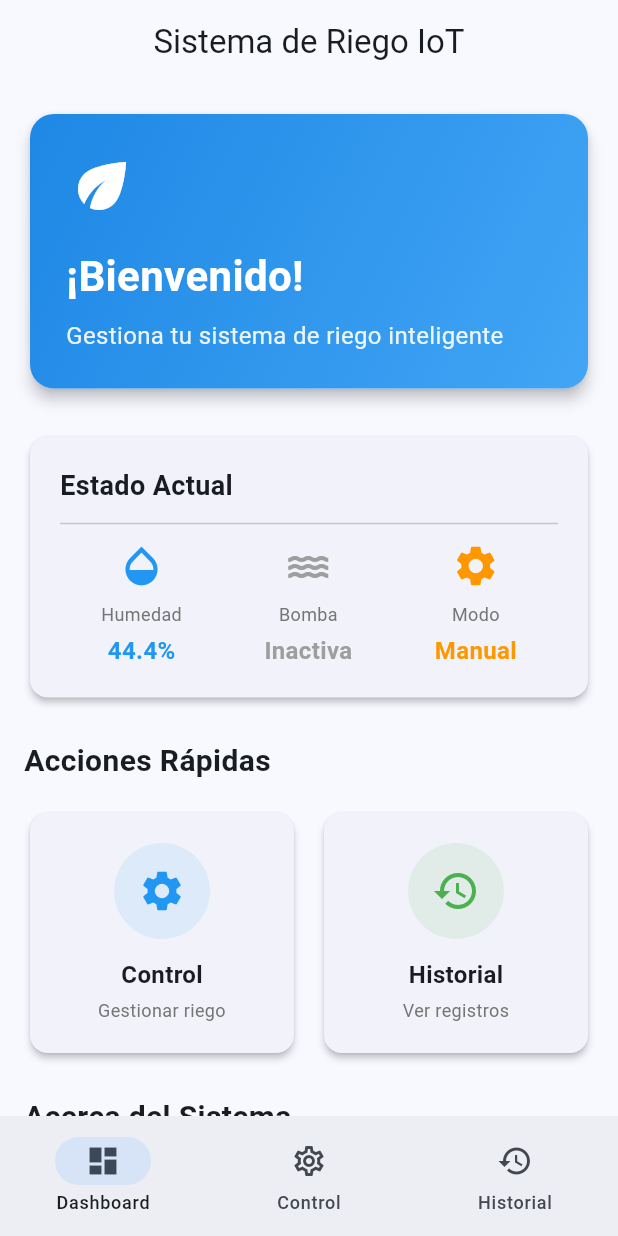
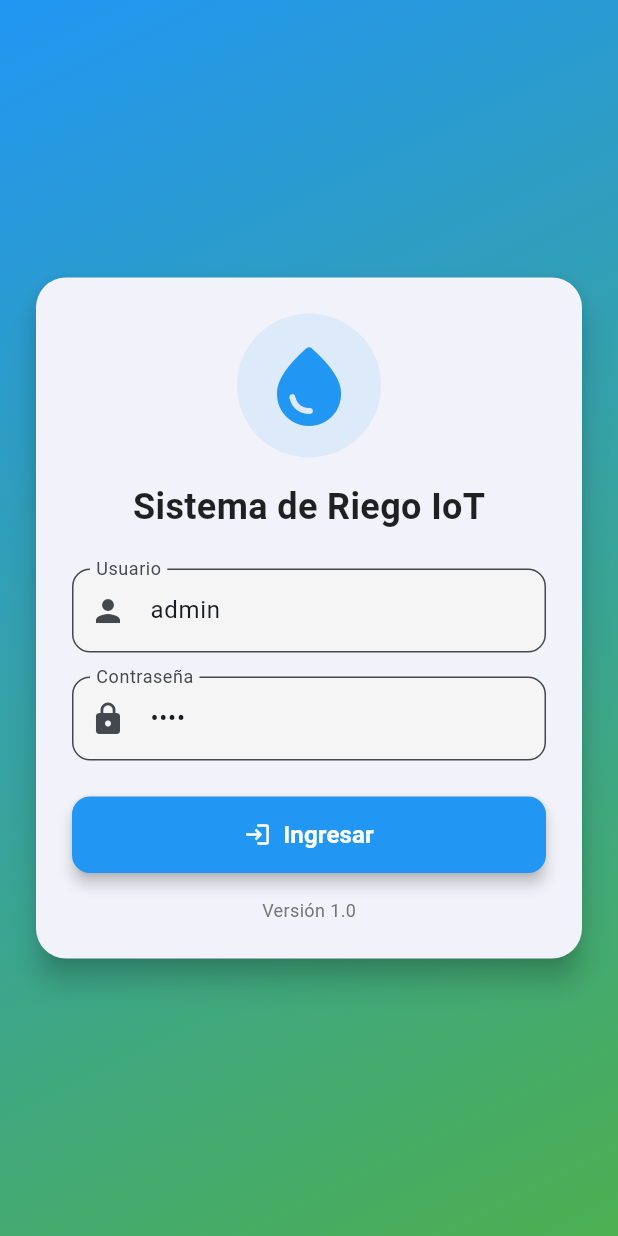
Before and after one commit to AxelAlmonteCuba/HydroMate, a Flutter app: the screen it shows after launch, on a phone screen of 412 x 824 dp. Run offline on Flutter 3.47's test engine with Material 3 defaults, Android fonts, the phone set to English and light mode, and no system bars.

Commit message:
inciio sesion

```diff
--- a/lib/main.dart
+++ b/lib/main.dart
@@ -27,7 +27,6 @@ class MyApp extends StatelessWidget {
   Widget build(BuildContext context) {
     return MultiProvider(
       providers: [
-        // Providers
         ChangeNotifierProvider(
           create: (_) => IrrigationHistoryProvider(IrrigationHistoryRepository()),
         ),
@@ -44,28 +43,11 @@ class MyApp extends StatelessWidget {
             brightness: Brightness.light,
           ),
           useMaterial3: true,
-          cardTheme: CardThemeData(
-            elevation: 2,
-            shape: RoundedRectangleBorder(
-              borderRadius: BorderRadius.circular(12),
         ),
-          ),
-          appBarTheme: const AppBarTheme(
-            centerTitle: true,
-            elevation: 0,
-          ),
-          elevatedButtonTheme: ElevatedButtonThemeData(
-            style: ElevatedButton.styleFrom(
-              elevation: 2,
-              padding: const EdgeInsets.symmetric(horizontal: 24, vertical: 12),
-              shape: RoundedRectangleBorder(
-                borderRadius: BorderRadius.circular(12),
-              ),
-            ),
-          ),
-        ),
-        home: const HomeScreen(),
+        initialRoute: '/login',
         routes: {
+          '/login': (context) => const LoginScreen(),
+          '/home': (context) => const HomeScreen(),
           '/history': (context) => const IrrigationHistoryScreen(),
           '/operation': (context) => const OperationModeScreen(),
         },
@@ -74,8 +56,168 @@ class MyApp extends StatelessWidget {
   }
 }
 
+// =============
+// LOGIN SCREEN
+// =============
+class LoginScreen extends StatefulWidget {
+  const LoginScreen({super.key});
+
+  @override
+  State<LoginScreen> createState() => _LoginScreenState();
+}
+
+class _LoginScreenState extends State<LoginScreen> {
+  final _userController = TextEditingController(text: "admin");
+  final _passwordController = TextEditingController(text: "1234");
+  final _formKey = GlobalKey<FormState>();
+
+  void _login() {
+    if (_formKey.currentState!.validate()) {
+      final username = _userController.text.trim();
+      final password = _passwordController.text.trim();
+
+      if (username == "admin" && password == "1234") {
+        Navigator.pushReplacementNamed(context, '/home');
+      } else {
+        ScaffoldMessenger.of(context).showSnackBar(
+          const SnackBar(content: Text('Usuario o contraseña incorrectos')),
+        );
+      }
+    }
+  }
+
+  @override
+  Widget build(BuildContext context) {
+    return Scaffold(
+      body: Container(
+        decoration: const BoxDecoration(
+          gradient: LinearGradient(
+            colors: [Color(0xFF2196F3), Color(0xFF4CAF50)],
+            begin: Alignment.topLeft,
+            end: Alignment.bottomRight,
+          ),
+        ),
+        child: Center(
+          child: Card(
+            elevation: 8,
+            margin: const EdgeInsets.symmetric(horizontal: 24),
+            shape: RoundedRectangleBorder(
+              borderRadius: BorderRadius.circular(20),
+            ),
+            child: Padding(
+              padding: const EdgeInsets.all(24),
+              child: Form(
+                key: _formKey,
+                child: Column(
+                  mainAxisSize: MainAxisSize.min,
+                  children: [
+                    // Icono principal
+                    Container(
+                      padding: const EdgeInsets.all(16),
+                      decoration: BoxDecoration(
+                        color: Colors.blue.withOpacity(0.1),
+                        shape: BoxShape.circle,
+                      ),
+                      child: const Icon(
+                        Icons.water_drop_rounded,
+                        size: 64,
+                        color: Colors.blue,
+                      ),
+                    ),
+                    const SizedBox(height: 16),
+
+                    const Text(
+                      'Sistema de Riego IoT',
+                      style: TextStyle(
+                        fontSize: 24,
+                        fontWeight: FontWeight.bold,
+                        color: Colors.black87,
+                      ),
+                    ),
+                    const SizedBox(height: 24),
+
+                    // Campo usuario
+                    TextFormField(
+                      controller: _userController,
+                      decoration: InputDecoration(
+                        labelText: 'Usuario',
+                        prefixIcon: const Icon(Icons.person),
+                        filled: true,
+                        fillColor: Colors.grey[100],
+                        border: OutlineInputBorder(
+                          borderRadius: BorderRadius.circular(12),
+                        ),
+                      ),
+                      validator: (value) => value == null || value.isEmpty
+                          ? 'Ingrese un usuario'
+                          : null,
+                    ),
+                    const SizedBox(height: 16),
+
+                    // Campo contraseña
+                    TextFormField(
+                      controller: _passwordController,
+                      obscureText: true,
+                      decoration: InputDecoration(
+                        labelText: 'Contraseña',
+                        prefixIcon: const Icon(Icons.lock),
+                        filled: true,
+                        fillColor: Colors.grey[100],
+                        border: OutlineInputBorder(
+                          borderRadius: BorderRadius.circular(12),
+                        ),
+                      ),
+                      validator: (value) => value == null || value.isEmpty
+                          ? 'Ingrese una contraseña'
+                          : null,
+                    ),
+                    const SizedBox(height: 24),
+
+                    // Botón de login
+                    SizedBox(
+                      width: double.infinity,
+                      child: ElevatedButton.icon(
+                        style: ElevatedButton.styleFrom(
+                          padding: const EdgeInsets.symmetric(
+                              horizontal: 24, vertical: 14),
+                          backgroundColor: Colors.blue,
+                          shape: RoundedRectangleBorder(
+                            borderRadius: BorderRadius.circular(12),
+                          ),
+                          elevation: 4,
+                        ),
+                        onPressed: _login,
+                        icon: const Icon(Icons.login, color: Colors.white),
+                        label: const Text(
+                          'Ingresar',
+                          style: TextStyle(
+                              color: Colors.white,
+                              fontSize: 16,
+                              fontWeight: FontWeight.bold),
+                        ),
+                      ),
+                    ),
+                    const SizedBox(height: 16),
+                    Text(
+                      'Versión 1.0',
+                      style: TextStyle(
+                        color: Colors.grey[600],
+                        fontSize: 12,
+                      ),
+                    ),
+                  ],
+                ),
+              ),
+            ),
+          ),
+        ),
+      ),
+    );
+  }
+}
+
 // ============================================
-// Pantalla Principal con Navegación
+// PANTALLA PRINCIPAL
 // ============================================
 class HomeScreen extends StatefulWidget {
   const HomeScreen({super.key});
@@ -93,9 +235,23 @@ class _HomeScreenState extends State<HomeScreen> {
     IrrigationHistoryScreen(),
   ];
 
+  void _logout() {
+    Navigator.pushReplacementNamed(context, '/login');
+  }
+
   @override
   Widget build(BuildContext context) {
     return Scaffold(
+      appBar: AppBar(
+        title: const Text('Sistema de Riego IoT'),
+        actions: [
+          IconButton(
+            icon: const Icon(Icons.logout),
+            tooltip: 'Cerrar sesión',
+            onPressed: _logout,
+          ),
+        ],
+      ),
       body: IndexedStack(
         index: _selectedIndex,
         children: _screens,
@@ -129,19 +285,15 @@ class _HomeScreenState extends State<HomeScreen> {
   }
 }
 
-// ============================================
-// Dashboard Principal
-// ============================================
+// ============
+// DASHBOARD
+// ============
 class DashboardScreen extends StatelessWidget {
   const DashboardScreen({super.key});
 
   @override
   Widget build(BuildContext context) {
-    return Scaffold(
-      appBar: AppBar(
-        title: const Text('Sistema de Riego IoT'),
-      ),
-      body: SingleChildScrollView(
+    return SingleChildScrollView(
       padding: const EdgeInsets.all(16),
       child: Column(
         crossAxisAlignment: CrossAxisAlignment.start,
@@ -166,11 +318,7 @@ class DashboardScreen extends StatelessWidget {
               child: Column(
                 crossAxisAlignment: CrossAxisAlignment.start,
                 children: [
-                    const Icon(
-                      Icons.eco,
-                      size: 48,
-                      color: Colors.white,
-                    ),
+                  const Icon(Icons.eco, size: 48, color: Colors.white),
                   const SizedBox(height: 16),
                   const Text(
                     '¡Bienvenido!',
@@ -194,7 +342,7 @@ class DashboardScreen extends StatelessWidget {
           ),
           const SizedBox(height: 24),
 
-            // Resumen del estado actual
+          // Estado actual
           Consumer<OperationModeProvider>(
             builder: (context, provider, child) {
               return _StatusSummaryCard(
@@ -209,13 +357,9 @@ class DashboardScreen extends StatelessWidget {
           // Acciones rápidas
           const Text(
             'Acciones Rápidas',
-              style: TextStyle(
-                fontSize: 20,
-                fontWeight: FontWeight.bold,
-              ),
+            style: TextStyle(fontSize: 20, fontWeight: FontWeight.bold),
           ),
           const SizedBox(height: 16),
-
           Row(
             children: [
               Expanded(
@@ -224,9 +368,7 @@ class DashboardScreen extends StatelessWidget {
                   title: 'Control',
                   subtitle: 'Gestionar riego',
                   color: Colors.blue,
-                    onTap: () {
-                      Navigator.pushNamed(context, '/operation');
-                    },
+                  onTap: () => Navigator.pushNamed(context, '/operation'),
                 ),
               ),
               const SizedBox(width: 12),
@@ -236,9 +378,7 @@ class DashboardScreen extends StatelessWidget {
                   title: 'Historial',
                   subtitle: 'Ver registros',
                   color: Colors.green,
-                    onTap: () {
-                      Navigator.pushNamed(context, '/history');
-                    },
+                  onTap: () => Navigator.pushNamed(context, '/history'),
                 ),
               ),
             ],
@@ -254,194 +394,35 @@ class DashboardScreen extends StatelessWidget {
             ),
           ),
           const SizedBox(height: 16),
-
           const _InfoCard(
             icon: Icons.water_drop,
             title: 'Optimización de Agua',
-              description: 'Sistema inteligente que optimiza el consumo de agua basándose en datos en tiempo real.',
+            description:
+                'Sistema inteligente que optimiza el consumo de agua basándose en datos en tiempo real.',
           ),
           const SizedBox(height: 12),
-
           const _InfoCard(
             icon: Icons.cloud,
             title: 'Conectividad IoT',
-              description: 'Comunicación con sensores mediante protocolos MQTT y HTTP.',
+            description:
+                'Comunicación con sensores mediante protocolos MQTT y HTTP.',
           ),
           const SizedBox(height: 12),
-
           const _InfoCard(
             icon: Icons.analytics,
             title: 'Análisis de Datos',
-              description: 'Registra y analiza patrones de riego para mejorar la eficiencia.',
+            description:
+                'Registra y analiza patrones de riego para mejorar la eficiencia.',
           ),
         ],
-        ),
       ),
     );
   }
 }
 
-class _StatusSummaryCard extends StatelessWidget {
-  final double currentHumidity;
-  final bool isPumpActive;
-  final String currentMode;
-
-  const _StatusSummaryCard({
-    required this.currentHumidity,
-    required this.isPumpActive,
-    required this.currentMode,
-  });
-
-  @override
-  Widget build(BuildContext context) {
-    return Card(
-      elevation: 2,
-      child: Padding(
-        padding: const EdgeInsets.all(20),
-        child: Column(
-          crossAxisAlignment: CrossAxisAlignment.start,
-          children: [
-            const Text(
-              'Estado Actual',
-              style: TextStyle(
-                fontSize: 18,
-                fontWeight: FontWeight.bold,
-              ),
-            ),
-            const Divider(height: 24),
-            Row(
-              mainAxisAlignment: MainAxisAlignment.spaceAround,
-              children: [
-                _StatusItem(
-                  icon: Icons.opacity,
-                  label: 'Humedad',
-                  value: '${currentHumidity.toStringAsFixed(1)}%',
-                  color: Colors.blue,
-                ),
-                _StatusItem(
-                  icon: Icons.water,
-                  label: 'Bomba',
-                  value: isPumpActive ? 'Activa' : 'Inactiva',
-                  color: isPumpActive ? Colors.green : Colors.grey,
-                ),
-                _StatusItem(
-                  icon: Icons.settings,
-                  label: 'Modo',
-                  value: currentMode == 'automatic' ? 'Auto' : 'Manual',
-                  color: Colors.orange,
-                ),
-              ],
-            ),
-          ],
-        ),
-      ),
-    );
-  }
-}
-
-class _StatusItem extends StatelessWidget {
-  final IconData icon;
-  final String label;
-  final String value;
-  final Color color;
-
-  const _StatusItem({
-    required this.icon,
-    required this.label,
-    required this.value,
-    required this.color,
-  });
-
-  @override
-  Widget build(BuildContext context) {
-    return Column(
-      children: [
-        Icon(icon, size: 32, color: color),
-        const SizedBox(height: 8),
-        Text(
-          label,
-          style: TextStyle(
-            fontSize: 12,
-            color: Colors.grey[600],
-          ),
-        ),
-        const SizedBox(height: 4),
-        Text(
-          value,
-          style: TextStyle(
-            fontSize: 16,
-            fontWeight: FontWeight.bold,
-            color: color,
-          ),
-        ),
-      ],
-    );
-  }
-}
-
-class _QuickActionCard extends StatelessWidget {
-  final IconData icon;
-  final String title;
-  final String subtitle;
-  final Color color;
-  final VoidCallback onTap;
-
-  const _QuickActionCard({
-    required this.icon,
-    required this.title,
-    required this.subtitle,
-    required this.color,
-    required this.onTap,
-  });
-
-  @override
-  Widget build(BuildContext context) {
-    return Card(
-      elevation: 2,
-      child: InkWell(
-        onTap: onTap,
-        borderRadius: BorderRadius.circular(12),
-        child: Padding(
-          padding: const EdgeInsets.all(20),
-          child: Column(
-            children: [
-              Container(
-                padding: const EdgeInsets.all(16),
-                decoration: BoxDecoration(
-                  color: color.withOpacity(0.1),
-                  shape: BoxShape.circle,
-                ),
-                child: Icon(
-                  icon,
-                  size: 32,
-                  color: color,
-                ),
-              ),
-              const SizedBox(height: 12),
-              Text(
-                title,
-                style: const TextStyle(
-                  fontSize: 16,
-                  fontWeight: FontWeight.bold,
-                ),
-              ),
-              const SizedBox(height: 4),
-              Text(
-                subtitle,
-                style: TextStyle(
-                  fontSize: 12,
-                  color: Colors.grey[600],
-                ),
-                textAlign: TextAlign.center,
-              ),
-            ],
-          ),
-        ),
-      ),
-    );
-  }
-}
-
+// ============================================
+// Tarjetas informativas
+// ============================================
 class _InfoCard extends StatelessWidget {
   final IconData icon;
   final String title;
@@ -498,3 +479,136 @@ class _InfoCard extends StatelessWidget {
     );
   }
 }
+
+
+// ============================================
+// COMPONENTES DEL DASHBOARD (sin cambios)
+// ============================================
+class _StatusSummaryCard extends StatelessWidget {
+  final double currentHumidity;
+  final bool isPumpActive;
+  final String currentMode;
+
+  const _StatusSummaryCard({
+    required this.currentHumidity,
+    required this.isPumpActive,
+    required this.currentMode,
+  });
+
+  @override
+  Widget build(BuildContext context) {
+    return Card(
+      elevation: 2,
+      child: Padding(
+        padding: const EdgeInsets.all(20),
+        child: Column(
+          crossAxisAlignment: CrossAxisAlignment.start,
+          children: [
+            const Text('Estado Actual',
+                style: TextStyle(fontSize: 18, fontWeight: FontWeight.bold)),
+            const Divider(height: 24),
+            Row(
+              mainAxisAlignment: MainAxisAlignment.spaceAround,
+              children: [
+                _StatusItem(
+                    icon: Icons.opacity,
+                    label: 'Humedad',
+                    value: '${currentHumidity.toStringAsFixed(1)}%',
+                    color: Colors.blue),
+                _StatusItem(
+                    icon: Icons.water,
+                    label: 'Bomba',
+                    value: isPumpActive ? 'Activa' : 'Inactiva',
+                    color: isPumpActive ? Colors.green : Colors.grey),
+                _StatusItem(
+                    icon: Icons.settings,
+                    label: 'Modo',
+                    value: currentMode == 'automatic' ? 'Auto' : 'Manual',
+                    color: Colors.orange),
+              ],
+            ),
+          ],
+        ),
+      ),
+    );
+  }
+}
+
+class _StatusItem extends StatelessWidget {
+  final IconData icon;
+  final String label;
+  final String value;
+  final Color color;
+
+  const _StatusItem({
+    required this.icon,
+    required this.label,
+    required this.value,
+    required this.color,
+  });
+
+  @override
+  Widget build(BuildContext context) {
+    return Column(
+      children: [
+        Icon(icon, size: 32, color: color),
+        const SizedBox(height: 8),
+        Text(label, style: TextStyle(fontSize: 12, color: Colors.grey[600])),
+        const SizedBox(height: 4),
+        Text(value,
+            style: TextStyle(
+                fontSize: 16, fontWeight: FontWeight.bold, color: color)),
+      ],
+    );
+  }
+}
+
+class _QuickActionCard extends StatelessWidget {
+  final IconData icon;
+  final String title;
+  final String subtitle;
+  final Color color;
+  final VoidCallback onTap;
+
+  const _QuickActionCard({
+    required this.icon,
+    required this.title,
+    required this.subtitle,
+    required this.color,
+    required this.onTap,
+  });
+
+  @override
+  Widget build(BuildContext context) {
+    return Card(
+      elevation: 2,
+      child: InkWell(
+        onTap: onTap,
+        borderRadius: BorderRadius.circular(12),
+        child: Padding(
+          padding: const EdgeInsets.all(20),
+          child: Column(
+            children: [
+              Container(
+                padding: const EdgeInsets.all(16),
+                decoration: BoxDecoration(
+                  color: color.withOpacity(0.1),
+                  shape: BoxShape.circle,
+                ),
+                child: Icon(icon, size: 32, color: color),
+              ),
+              const SizedBox(height: 12),
+              Text(title,
+                  style: const TextStyle(
+                      fontSize: 16, fontWeight: FontWeight.bold)),
+              const SizedBox(height: 4),
+              Text(subtitle,
+                  style: TextStyle(fontSize: 12, color: Colors.grey[600]),
+                  textAlign: TextAlign.center),
+            ],
+          ),
+        ),
+      ),
+    );
+  }
+}
--- a/pubspec.yaml
+++ b/pubspec.yaml
@@ -22,12 +22,12 @@ dependencies:
 
   # UI
   cupertino_icons: ^1.0.6
-  intl: ^0.19.0
+  intl: ^0.20.2
 
 dev_dependencies:
   flutter_test:
     sdk: flutter
-  flutter_lints: ^5.0.0
+  flutter_lints: ^6.0.0
 
 flutter:
   uses-material-design: true
```
Also changed, not shown: pubspec.lock. Lines whose indentation alone changed are shown as unchanged.
